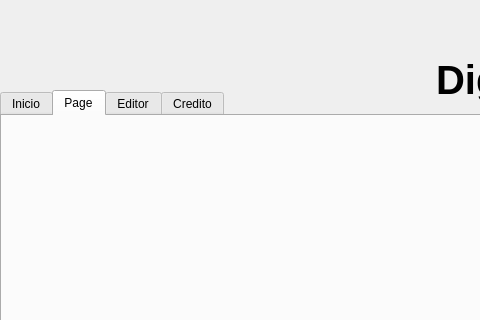
Qt form ProyectoQT/Interfaz_Digital_SIgnage_USM/mainwindow.ui (seba-saca/Digital_Signage_USM) before a commit; both pictures show x 0 to 480 and y 0 to 320 of the 1280 by 720 pixel window.
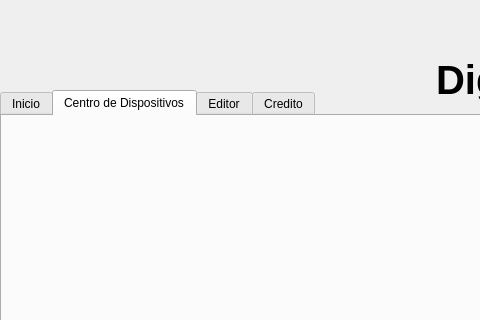
The same form after that commit. Icons and pictures are not drawn.

```diff
--- a/ProyectoQT/Interfaz_Digital_SIgnage_USM/mainwindow.ui
+++ b/ProyectoQT/Interfaz_Digital_SIgnage_USM/mainwindow.ui
@@ -435,7 +435,7 @@
     </widget>
     <widget class="QWidget" name="Dispositivos">
      <attribute name="title">
-      <string>Page</string>
+      <string>Centro de Dispositivos</string>
      </attribute>
     </widget>
     <widget class="QWidget" name="EditPlantilla">
```
